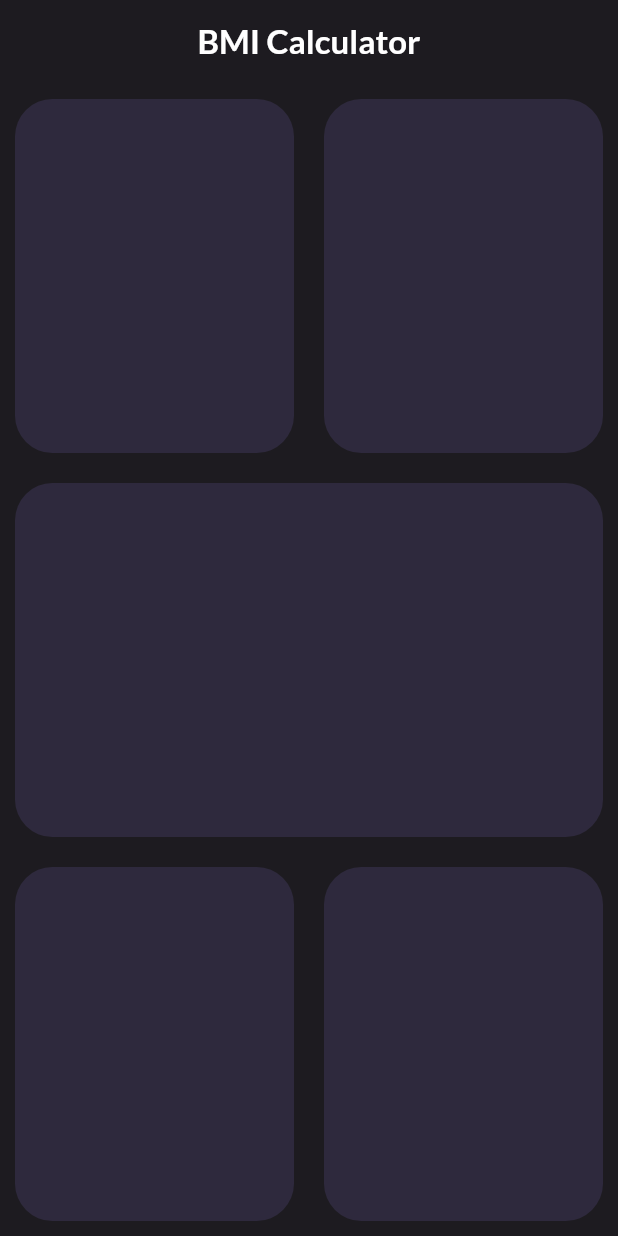
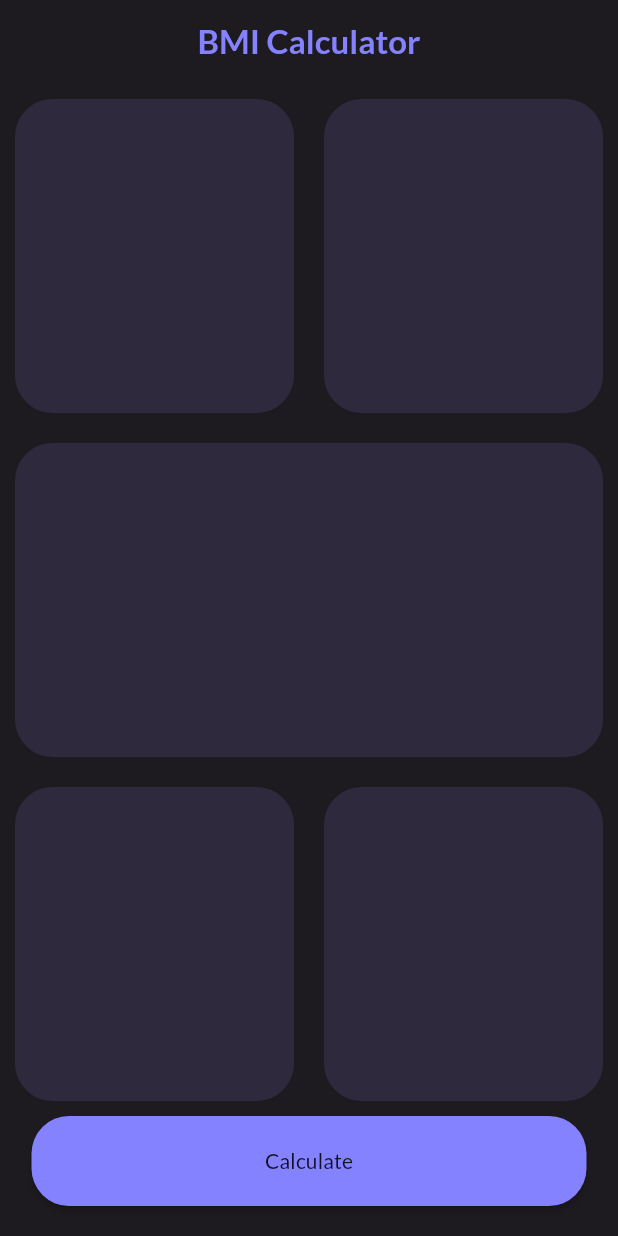
Before and after one commit to riazulrocky/BMI-Calculator, a Flutter app: the screen it shows after launch, on a phone screen of 412 x 824 dp. Run offline on Flutter 3.47's test engine with Material 3 defaults, Android fonts, the phone set to English and light mode, and no system bars; our stand-ins replace google_fonts.

Commit message:
BMI Calculator

```diff
--- a/lib/home.dart
+++ b/lib/home.dart
@@ -9,7 +9,7 @@ class home extends StatelessWidget {
         title: Text(
           "BMI Calculator",
           style:
-              TextStyle(color: Colors.white, fontWeight: FontWeight.bold),
+              TextStyle(color: Color(0xff8482ff), fontWeight: FontWeight.bold),
         ),
       ),
       body: Column(
@@ -72,6 +72,19 @@ class home extends StatelessWidget {
             ],
           ),
           ),
+          Padding(
+            padding: const EdgeInsets.only(bottom: 20),
+            child: MaterialButton(
+              shape: RoundedRectangleBorder(
+                borderRadius: BorderRadius.circular(25),
+              ),
+              onPressed: () {},
+              child: Text("Calculate"),
+              color: Color(0xff8482ff),
+              minWidth: 370,
+              height: 60,
+            ),
+          ),
         ],
       ),
     );
```
